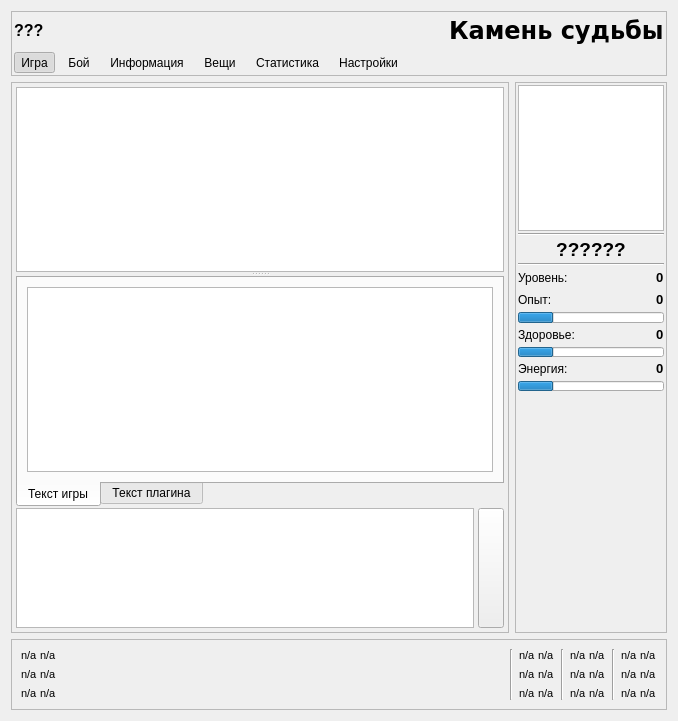
This is main_window.ui in sofgame-plugin/psiplus-plugin as Qt 5 draws it before an edit. The edited form follows.
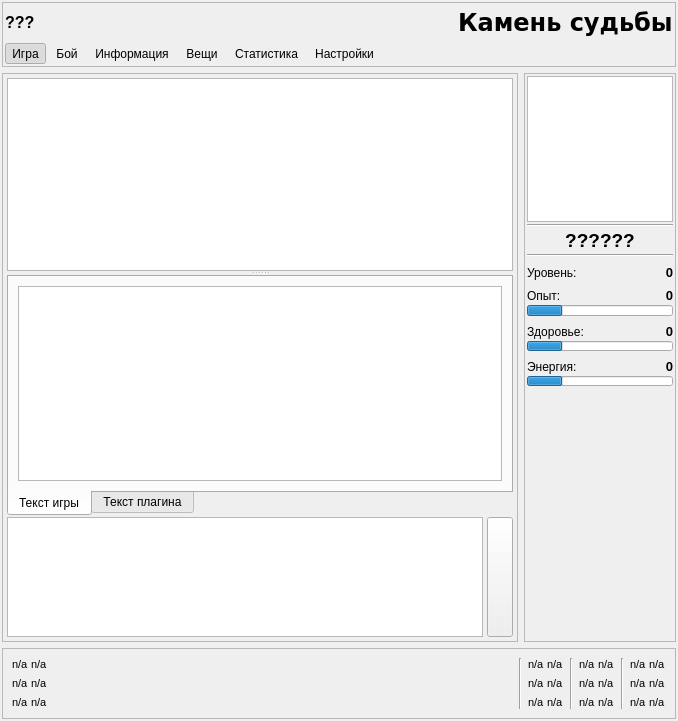
This is the edited form. Custom widgets are drawn as their Qt base class.

Commit message: Незначительные изменения в компоновке эдементов

```diff
--- a/main_window.ui
+++ b/main_window.ui
@@ -17,6 +17,9 @@
    <string notr="true"/>
   </property>
   <layout class="QVBoxLayout" name="verticalLayout_33">
+   <property name="margin">
+    <number>2</number>
+   </property>
    <item>
     <widget class="QFrame" name="header">
      <property name="sizePolicy">
@@ -42,7 +45,7 @@
      </property>
      <layout class="QVBoxLayout" name="verticalLayout_4">
       <property name="spacing">
-       <number>6</number>
+       <number>3</number>
       </property>
       <property name="margin">
        <number>2</number>
@@ -2845,6 +2848,9 @@
         </item>
         <item>
          <layout class="QHBoxLayout" name="horizontalLayout_2">
+          <property name="topMargin">
+           <number>6</number>
+          </property>
           <item>
            <widget class="QLabel" name="label">
             <property name="text">
@@ -2852,21 +2858,14 @@
             </property>
            </widget>
           </item>
-          <item>
-           <spacer name="horizontalSpacer_2">
-            <property name="orientation">
-             <enum>Qt::Horizontal</enum>
-            </property>
-            <property name="sizeHint" stdset="0">
-             <size>
-              <width>18</width>
-              <height>20</height>
-             </size>
-            </property>
-           </spacer>
-          </item>
           <item>
            <widget class="QLabel" name="levelLabel">
+            <property name="sizePolicy">
+             <sizepolicy hsizetype="Preferred" vsizetype="Preferred">
+              <horstretch>1</horstretch>
+              <verstretch>0</verstretch>
+             </sizepolicy>
+            </property>
             <property name="text">
              <string>&lt;!DOCTYPE HTML PUBLIC &quot;-//W3C//DTD HTML 4.0//EN&quot; &quot;http://www.w3.org/TR/REC-html40/strict.dtd&quot;&gt;
 &lt;html&gt;&lt;head&gt;&lt;meta name=&quot;qrichtext&quot; content=&quot;1&quot; /&gt;&lt;style type=&quot;text/css&quot;&gt;
@@ -2874,12 +2873,18 @@
 &lt;/style&gt;&lt;/head&gt;&lt;body style=&quot; font-family:'Sans Serif'; font-size:10pt; font-weight:400; font-style:normal;&quot;&gt;
 &lt;p style=&quot; margin-top:0px; margin-bottom:0px; margin-left:0px; margin-right:0px; -qt-block-indent:0; text-indent:0px;&quot;&gt;&lt;span style=&quot; font-weight:600;&quot;&gt;0&lt;/span&gt;&lt;/p&gt;&lt;/body&gt;&lt;/html&gt;</string>
             </property>
+            <property name="alignment">
+             <set>Qt::AlignRight|Qt::AlignTrailing|Qt::AlignVCenter</set>
+            </property>
            </widget>
           </item>
          </layout>
         </item>
         <item>
          <layout class="QHBoxLayout" name="horizontalLayout_3">
+          <property name="topMargin">
+           <number>6</number>
+          </property>
           <item>
            <widget class="QLabel" name="label_3">
             <property name="text">
@@ -2887,21 +2892,14 @@
             </property>
            </widget>
           </item>
-          <item>
-           <spacer name="horizontalSpacer">
-            <property name="orientation">
-             <enum>Qt::Horizontal</enum>
-            </property>
-            <property name="sizeHint" stdset="0">
-             <size>
-              <width>18</width>
-              <height>20</height>
-             </size>
-            </property>
-           </spacer>
-          </item>
           <item>
            <widget class="QLabel" name="experienceLabel">
+            <property name="sizePolicy">
+             <sizepolicy hsizetype="Preferred" vsizetype="Preferred">
+              <horstretch>1</horstretch>
+              <verstretch>0</verstretch>
+             </sizepolicy>
+            </property>
             <property name="text">
              <string>&lt;!DOCTYPE HTML PUBLIC &quot;-//W3C//DTD HTML 4.0//EN&quot; &quot;http://www.w3.org/TR/REC-html40/strict.dtd&quot;&gt;
 &lt;html&gt;&lt;head&gt;&lt;meta name=&quot;qrichtext&quot; content=&quot;1&quot; /&gt;&lt;style type=&quot;text/css&quot;&gt;
@@ -2909,6 +2907,9 @@
 &lt;/style&gt;&lt;/head&gt;&lt;body style=&quot; font-family:'Sans Serif'; font-size:10pt; font-weight:400; font-style:normal;&quot;&gt;
 &lt;p style=&quot; margin-top:0px; margin-bottom:0px; margin-left:0px; margin-right:0px; -qt-block-indent:0; text-indent:0px;&quot;&gt;&lt;span style=&quot; font-weight:600;&quot;&gt;0&lt;/span&gt;&lt;/p&gt;&lt;/body&gt;&lt;/html&gt;</string>
             </property>
+            <property name="alignment">
+             <set>Qt::AlignRight|Qt::AlignTrailing|Qt::AlignVCenter</set>
+            </property>
            </widget>
           </item>
          </layout>
@@ -2937,6 +2938,9 @@
         </item>
         <item>
          <layout class="QHBoxLayout" name="horizontalLayout_4">
+          <property name="topMargin">
+           <number>6</number>
+          </property>
           <item>
            <widget class="QLabel" name="label_4">
             <property name="text">
@@ -2944,21 +2948,14 @@
             </property>
            </widget>
           </item>
-          <item>
-           <spacer name="horizontalSpacer_31">
-            <property name="orientation">
-             <enum>Qt::Horizontal</enum>
-            </property>
-            <property name="sizeHint" stdset="0">
-             <size>
-              <width>18</width>
-              <height>20</height>
-             </size>
-            </property>
-           </spacer>
-          </item>
           <item>
            <widget class="QLabel" name="healthLabel">
+            <property name="sizePolicy">
+             <sizepolicy hsizetype="Preferred" vsizetype="Preferred">
+              <horstretch>1</horstretch>
+              <verstretch>0</verstretch>
+             </sizepolicy>
+            </property>
             <property name="text">
              <string>&lt;!DOCTYPE HTML PUBLIC &quot;-//W3C//DTD HTML 4.0//EN&quot; &quot;http://www.w3.org/TR/REC-html40/strict.dtd&quot;&gt;
 &lt;html&gt;&lt;head&gt;&lt;meta name=&quot;qrichtext&quot; content=&quot;1&quot; /&gt;&lt;style type=&quot;text/css&quot;&gt;
@@ -2966,6 +2963,9 @@
 &lt;/style&gt;&lt;/head&gt;&lt;body style=&quot; font-family:'Sans Serif'; font-size:10pt; font-weight:400; font-style:normal;&quot;&gt;
 &lt;p style=&quot; margin-top:0px; margin-bottom:0px; margin-left:0px; margin-right:0px; -qt-block-indent:0; text-indent:0px;&quot;&gt;&lt;span style=&quot; font-weight:600;&quot;&gt;0&lt;/span&gt;&lt;/p&gt;&lt;/body&gt;&lt;/html&gt;</string>
             </property>
+            <property name="alignment">
+             <set>Qt::AlignRight|Qt::AlignTrailing|Qt::AlignVCenter</set>
+            </property>
            </widget>
           </item>
          </layout>
@@ -2988,6 +2988,9 @@
         </item>
         <item>
          <layout class="QHBoxLayout" name="horizontalLayout_5">
+          <property name="topMargin">
+           <number>6</number>
+          </property>
           <item>
            <widget class="QLabel" name="label_8">
             <property name="text">
@@ -2995,21 +2998,14 @@
             </property>
            </widget>
           </item>
-          <item>
-           <spacer name="horizontalSpacer_32">
-            <property name="orientation">
-             <enum>Qt::Horizontal</enum>
-            </property>
-            <property name="sizeHint" stdset="0">
-             <size>
-              <width>18</width>
-              <height>20</height>
-             </size>
-            </property>
-           </spacer>
-          </item>
           <item>
            <widget class="QLabel" name="energyLabel">
+            <property name="sizePolicy">
+             <sizepolicy hsizetype="Preferred" vsizetype="Preferred">
+              <horstretch>1</horstretch>
+              <verstretch>0</verstretch>
+             </sizepolicy>
+            </property>
             <property name="text">
              <string>&lt;!DOCTYPE HTML PUBLIC &quot;-//W3C//DTD HTML 4.0//EN&quot; &quot;http://www.w3.org/TR/REC-html40/strict.dtd&quot;&gt;
 &lt;html&gt;&lt;head&gt;&lt;meta name=&quot;qrichtext&quot; content=&quot;1&quot; /&gt;&lt;style type=&quot;text/css&quot;&gt;
@@ -3017,6 +3013,9 @@
 &lt;/style&gt;&lt;/head&gt;&lt;body style=&quot; font-family:'Sans Serif'; font-size:10pt; font-weight:400; font-style:normal;&quot;&gt;
 &lt;p style=&quot; margin-top:0px; margin-bottom:0px; margin-left:0px; margin-right:0px; -qt-block-indent:0; text-indent:0px;&quot;&gt;&lt;span style=&quot; font-weight:600;&quot;&gt;0&lt;/span&gt;&lt;/p&gt;&lt;/body&gt;&lt;/html&gt;</string>
             </property>
+            <property name="alignment">
+             <set>Qt::AlignRight|Qt::AlignTrailing|Qt::AlignVCenter</set>
+            </property>
            </widget>
           </item>
          </layout>
```
